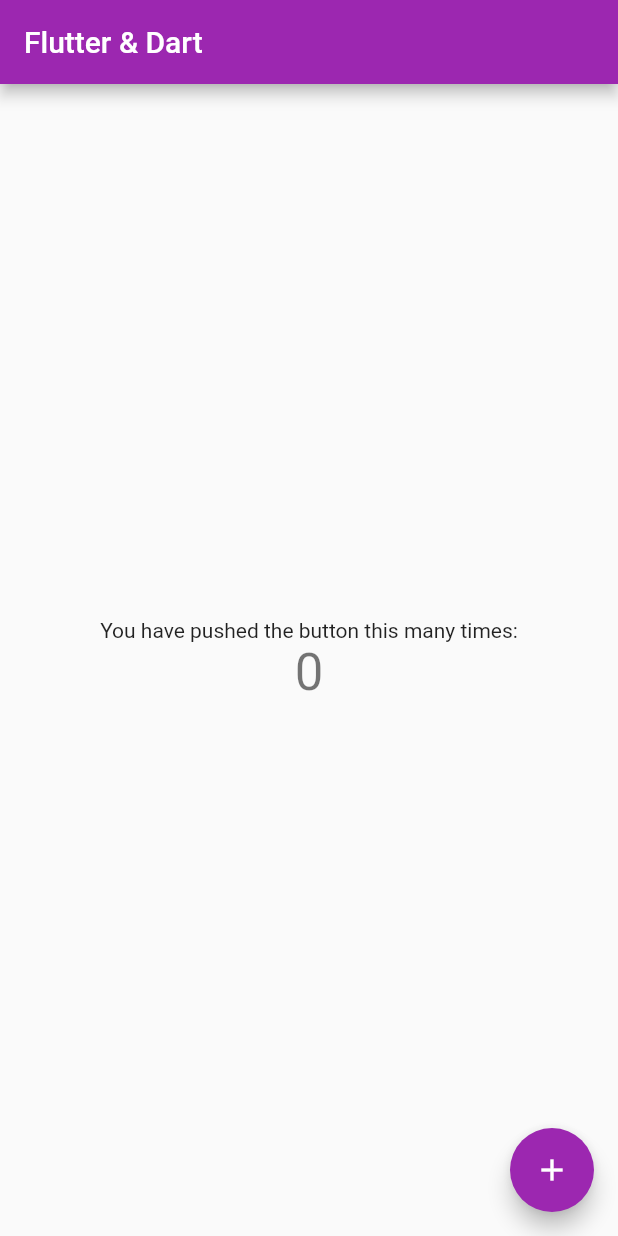
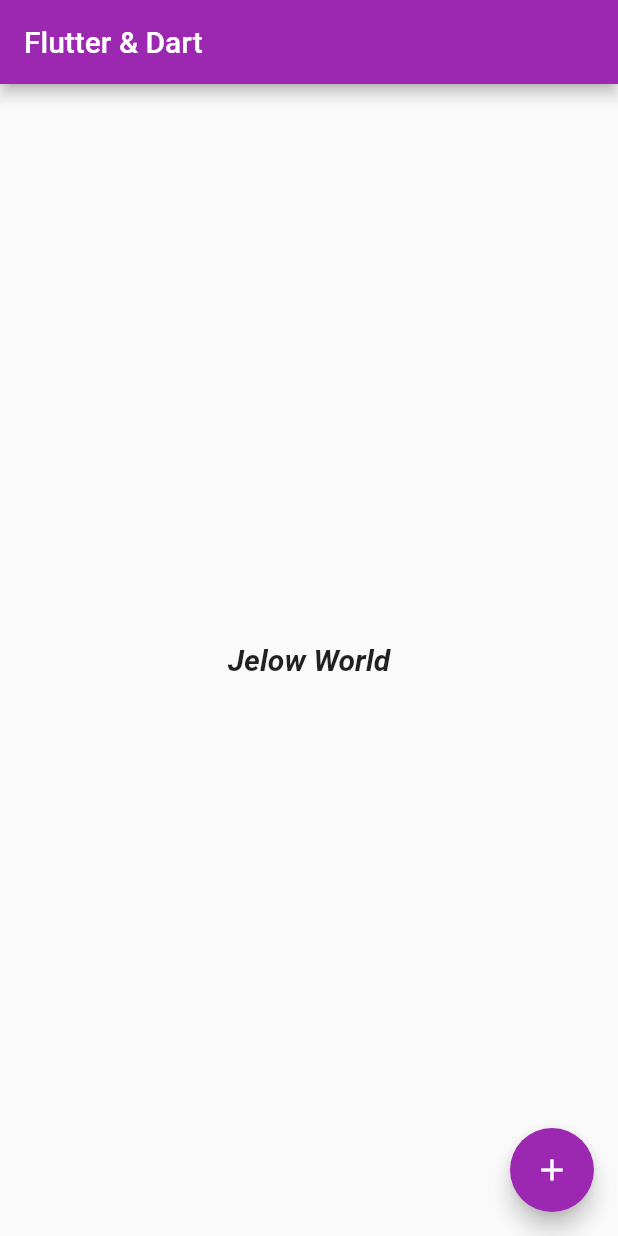
Before and after one commit to DiaDeMuertos/Udemy_section2, a Flutter app: the screen it shows after launch, on a phone screen of 412 x 824 dp. Run offline on Flutter 3.47's test engine with Material 2 defaults, Android fonts, the phone set to English and light mode, and no system bars.

Commit message:
added text widget

```diff
--- a/lib/main.dart
+++ b/lib/main.dart
@@ -25,11 +25,11 @@ class MyHomePage extends StatefulWidget {
 }
 
 class _MyHomePageState extends State<MyHomePage> {
-  int _counter = 0;
+  // int _counter = 0;
 
   void _incrementCounter() {
     setState(() {
-      _counter++;
+      // _counter++;
     });
   }
 
@@ -37,20 +37,18 @@ class _MyHomePageState extends State<MyHomePage> {
   Widget build(BuildContext context) {
     return Scaffold(
       appBar: AppBar(
-        title: Text(widget.title),
+        title: Text(
+          widget.title,
+        ),
       ),
       body: Center(
-        child: Column(
-          mainAxisAlignment: MainAxisAlignment.center,
-          children: <Widget>[
-            Text(
-              'You have pushed the button this many times:',
-            ),
-            Text(
-              '$_counter',
-              style: Theme.of(context).textTheme.display1,
-            ),
-          ],
+        child: Text(
+          'Jelow World',
+          style: TextStyle(
+            fontStyle: FontStyle.italic,
+            fontSize: 20,
+            fontWeight: FontWeight.bold,
+          ),
         ),
       ),
       floatingActionButton: FloatingActionButton(
```
